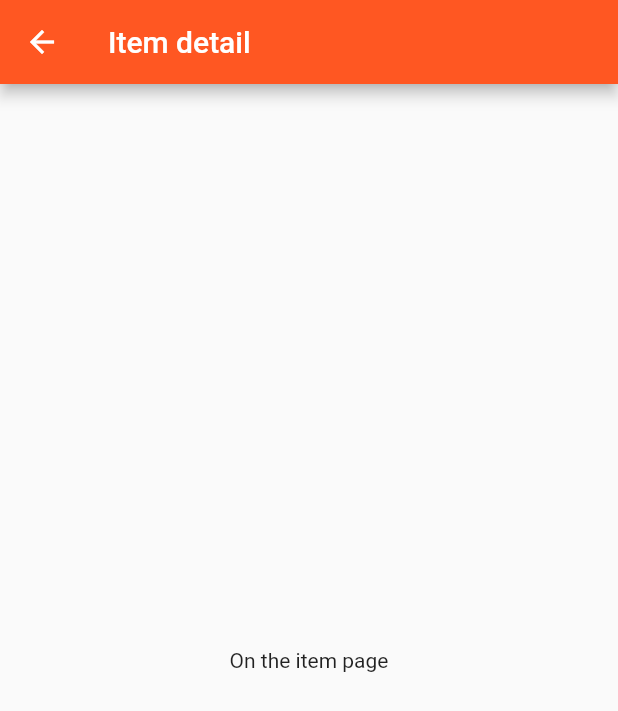
After one commit to ArthurChrm/flutter_experiment, a Flutter app: the screen it shows after launch, after a tap on "Add item", after a tap on "Details", on a phone screen of 412 x 824 dp. The commit adds this screen. Shown: the top 711 px of the screen. Run offline on Flutter 3.47's test engine with Material 2 defaults, Android fonts, the phone set to English and light mode, and no system bars.

Commit message:
User can change page

```diff
--- a/lib/items.dart
+++ b/lib/items.dart
@@ -1,4 +1,5 @@
 import 'package:flutter/material.dart';
+import './pages/item.dart';
 
 class Items extends StatelessWidget {
   final List<String> items;
@@ -12,7 +13,23 @@ class Items extends StatelessWidget {
       child: Column(
         children: <Widget>[
           Image.asset('assets/baguette.jpg'),
-          Text(items[index])
+          Text(items[index]),
+          ButtonBar(
+            alignment: MainAxisAlignment.center,
+            children: <Widget>[
+              FlatButton(
+                child: Text('Details'),
+                onPressed: () {
+                  Navigator.push(
+                    context,
+                    MaterialPageRoute(builder: (BuildContext context) {
+                      return ItemPage();
+                    }),
+                  );
+                },
+              )
+            ],
+          )
         ],
       ),
     );
--- /dev/null
+++ b/lib/pages/item.dart
@@ -0,0 +1,15 @@
+import 'package:flutter/material.dart';
+
+class ItemPage extends StatelessWidget {
+  @override
+  Widget build(BuildContext context) {
+    return Scaffold(
+      appBar: AppBar(
+        title: Text("Item detail"),
+      ),
+      body: Center(
+        child: Text('On the item page'),
+      ),
+    );
+  }
+}
```
